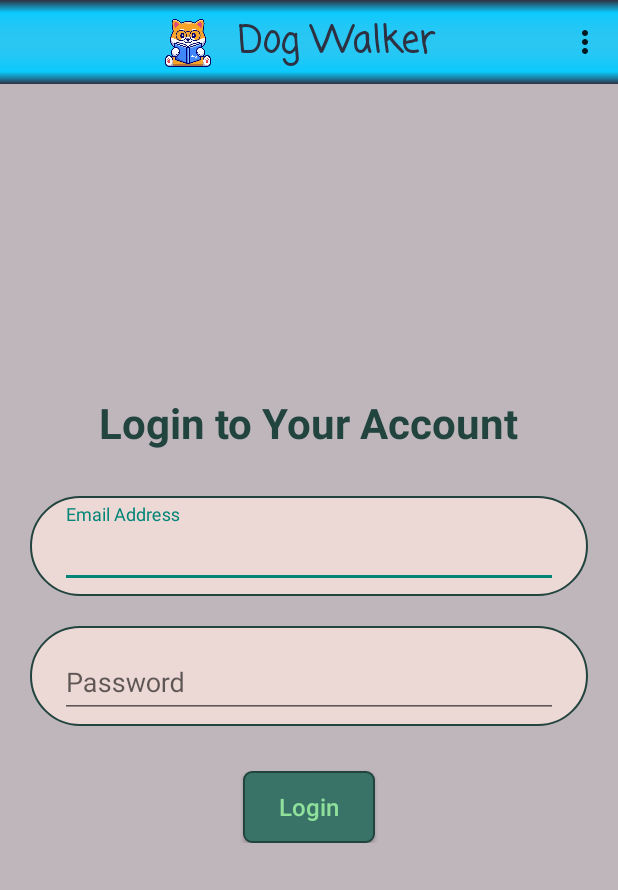
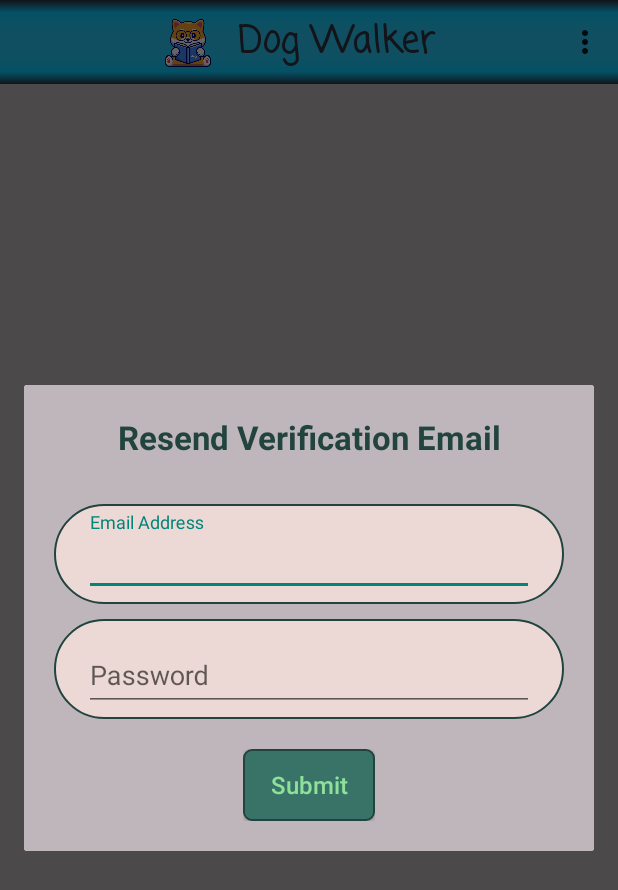
Before and after one commit to alia-io/DogWalker, an Android app: the screen it shows after launch (SignUpLoginActivity), in the options menu, after a tap on "Resend Verification Email", on a phone screen of 412 x 824 dp. Shown: the top 890 px of the screen. Run offline under Robolectric (Android 15) with nearby library versions, the phone set to English and light mode, and no system bars; our stand-ins replace Firebase (no records; nobody signed in at launch, a user with empty details on screens opened directly).

Commit message:
user auth pretty much completed

```diff
--- a/app/build.gradle
+++ b/app/build.gradle
@@ -44,6 +44,7 @@ dependencies {
     implementation 'androidx.recyclerview:recyclerview:1.2.1'
     implementation 'androidx.cardview:cardview:1.0.0'
     implementation 'com.squareup.picasso:picasso:2.71828'
+    implementation 'androidx.legacy:legacy-support-v4:1.0.0'
     compileOnly 'org.projectlombok:lombok:1.18.20'
     annotationProcessor 'org.projectlombok:lombok:1.18.20'
     testImplementation 'junit:junit:4.13.2'
--- /dev/null
+++ b/app/src/main/java/com/example/dogwalker/AuthActionDialogListener.java
@@ -0,0 +1,6 @@
+package com.example.dogwalker;
+
+public interface AuthActionDialogListener {
+    void onVerifyEmailAttempt(AuthActionFragment fragment, String email, String password);
+    void onResetPasswordAttempt(AuthActionFragment fragment, String email);
+}
--- /dev/null
+++ b/app/src/main/java/com/example/dogwalker/AuthActionFragment.java
@@ -0,0 +1,77 @@
+package com.example.dogwalker;
+
+import android.app.ActionBar;
+import android.app.Dialog;
+import android.content.Context;
+import android.os.Bundle;
+import android.view.LayoutInflater;
+import android.view.View;
+import android.view.WindowManager;
+import android.widget.Button;
+import android.widget.EditText;
+
+import androidx.appcompat.app.AlertDialog;
+import androidx.fragment.app.DialogFragment;
+
+import java.util.Objects;
+
+public class AuthActionFragment extends DialogFragment {
+
+    AuthActionDialogListener listener;
+
+    public static AuthActionFragment newInstance(int layout, String action, String email) {
+        AuthActionFragment fragment = new AuthActionFragment();
+        Bundle args = new Bundle();
+        args.putInt("layout", layout);
+        args.putString("action", action);
+        args.putString("email", email);
+        fragment.setArguments(args);
+        return fragment;
+    }
+
+    @Override
+    public void onResume() {
+        super.onResume();
+        WindowManager.LayoutParams params = Objects.requireNonNull(getDialog()).getWindow().getAttributes();
+        params.width = ActionBar.LayoutParams.MATCH_PARENT;
+        getDialog().getWindow().setAttributes(params);
+    }
+
+    @Override
+    public void onAttach(Context context) {
+        super.onAttach(context);
+        try {
+            listener = (AuthActionDialogListener) context;
+        } catch (ClassCastException e) {
+            throw new ClassCastException(context.toString() + " must implement AuthActionDialogListener interface.");
+        }
+    }
+
+    @Override
+    public Dialog onCreateDialog(Bundle savedInstanceState) {
+
+        Bundle args = getArguments();
+        int layout = args.getInt("layout");
+        String action = args.getString("action");
+        String email = args.getString("email");
+
+        AlertDialog.Builder builder = new AlertDialog.Builder(getActivity());
+        LayoutInflater inflater = getActivity().getLayoutInflater();
+        View view = inflater.inflate(layout, null);
+
+        final EditText emailAddress = view.findViewById(R.id.email_address);
+        final Button sendEmail = view.findViewById(R.id.send_email);
+        if (!email.equals("")) emailAddress.setText(email);
+
+        if (action.equals("verify_email")) {
+            final EditText password = view.findViewById(R.id.password);
+            sendEmail.setOnClickListener(v ->
+                    listener.onVerifyEmailAttempt(this, emailAddress.getText().toString(), password.getText().toString()));
+        } else if (action.equals("reset_password")) {
+            sendEmail.setOnClickListener(v ->
+                    listener.onResetPasswordAttempt(this, emailAddress.getText().toString()));
+        }
+
+        return builder.setView(view).create();
+    }
+}
--- a/app/src/main/java/com/example/dogwalker/LoginActionActivity.java
+++ /dev/null
@@ -1,5 +0,0 @@
-package com.example.dogwalker;
-
-public class LoginActionActivity {
-
-}
--- a/app/src/main/java/com/example/dogwalker/SignUpLoginActivity.java
+++ b/app/src/main/java/com/example/dogwalker/SignUpLoginActivity.java
@@ -2,6 +2,7 @@ package com.example.dogwalker;
 
 import androidx.appcompat.app.AppCompatActivity;
 
+import android.content.Intent;
 import android.os.Bundle;
 import android.view.Menu;
 import android.view.MenuInflater;
@@ -19,14 +20,14 @@ import com.google.firebase.auth.FirebaseUser;
 import com.google.firebase.database.DatabaseReference;
 import com.google.firebase.database.FirebaseDatabase;
 
-public class SignUpLoginActivity extends AppCompatActivity {
+public class SignUpLoginActivity extends AppCompatActivity implements AuthActionDialogListener {
 
     private FirebaseAuth mAuth;
     private FirebaseUser currentUser;
     private TextView instructionText;
     private LinearLayout bottomLayout;
     private TextInputLayout profileNameLayout, phoneNumberLayout;
-    private EditText profileName, phoneNumber, emailAddress, password;
+    private EditText profileName, phoneNumber, emailAddress, passwordInput;
     private Button signUpLoginButton;
     private Menu actionBarMenu;
     private boolean loginMode;
@@ -49,7 +50,7 @@ public class SignUpLoginActivity extends AppCompatActivity {
         profileName = findViewById(R.id.profile_name);
         phoneNumber = findViewById(R.id.phone_number);
         emailAddress = findViewById(R.id.email_address);
-        password = findViewById(R.id.password);
+        passwordInput = findViewById(R.id.password);
         signUpLoginButton = findViewById(R.id.sign_up_login_button);
     }
 
@@ -69,7 +70,7 @@ public class SignUpLoginActivity extends AppCompatActivity {
         profileName.setText("");
         phoneNumber.setText("");
         emailAddress.setText("");
-        password.setText("");
+        passwordInput.setText("");
         profileNameLayout.setVisibility(View.VISIBLE);
         phoneNumberLayout.setVisibility(View.VISIBLE);
         bottomLayout.setVisibility(View.VISIBLE);
@@ -97,12 +98,12 @@ public class SignUpLoginActivity extends AppCompatActivity {
 
     private void signUp() {
         if (profileName.getText().length() <= 0 || phoneNumber.getText().length() <= 0
-                || emailAddress.getText().length() <= 0 || password.getText().length() <= 0) {
+                || emailAddress.getText().length() <= 0 || passwordInput.getText().length() <= 0) {
             Toast.makeText(this, "Please fill out all fields to create an account.", Toast.LENGTH_SHORT).show();
             return;
         }
 
-        mAuth.createUserWithEmailAndPassword(emailAddress.getText().toString(), password.getText().toString())
+        mAuth.createUserWithEmailAndPassword(emailAddress.getText().toString(), passwordInput.getText().toString())
                 .addOnSuccessListener(authResult -> {
                     currentUser = authResult.getUser();
                     assert currentUser != null;
@@ -133,7 +134,7 @@ public class SignUpLoginActivity extends AppCompatActivity {
     private void login() {
 
         String email = emailAddress.getText().toString();
-        String pass = password.getText().toString();
+        String pass = passwordInput.getText().toString();
 
         if (email.equals("") || pass.equals("")) {
             Toast.makeText(this, "Your email or password is incorrect.", Toast.LENGTH_SHORT).show();
@@ -145,7 +146,9 @@ public class SignUpLoginActivity extends AppCompatActivity {
                     currentUser = authResult.getUser();
                     assert currentUser != null;
                     if (currentUser.isEmailVerified()) {
-                        // TODO: take to profile edit activity with special extra signaling that this is their first login
+                        Intent intent = new Intent(SignUpLoginActivity.this, SplashActivity.class);
+                        intent.putExtra("from_login", true);
+                        startActivity(intent);
                         finish();
                     } else {
                         Toast.makeText(SignUpLoginActivity.this, "Please verify your email address to login.", Toast.LENGTH_SHORT).show();
@@ -164,10 +167,12 @@ public class SignUpLoginActivity extends AppCompatActivity {
 
         switch (item.getItemId()) {
             case resendVerificationActionId:
-                resendVerification();
+                AuthActionFragment.newInstance(R.layout.fragment_verify_email, "verify_email", emailAddress.getText().toString())
+                        .show(getSupportFragmentManager(), "verify_email");
                 return true;
             case resetPasswordActionId:
-                resetPassword();
+                AuthActionFragment.newInstance(R.layout.fragment_reset_password, "reset_password", emailAddress.getText().toString())
+                        .show(getSupportFragmentManager(), "reset_password");
                 return true;
             case newAccountActionId:
                 setUIToSignUp();
@@ -177,47 +182,48 @@ public class SignUpLoginActivity extends AppCompatActivity {
         }
     }
 
-    private void resendVerification() {
+    @Override
+    public void onVerifyEmailAttempt(AuthActionFragment fragment, String email, String password) {
 
-        /*if (currentUser == null) {
-            // TODO: have them enter email & password in Popup
-            Toast.makeText(this, "Current user is null", Toast.LENGTH_SHORT).show();
+
+        if (email.equals("") || password.equals("")) {
+            Toast.makeText(this, "Please enter your email address and password.", Toast.LENGTH_SHORT).show();
             return;
         }
 
+        if (currentUser != null && currentUser.getEmail().equals(email)) {
             currentUser.sendEmailVerification()
-                .addOnSuccessListener(aVoid ->
-                        Toast.makeText(SignUpLoginActivity.this, "Verification email sent! Please verify your email address to login.", Toast.LENGTH_SHORT).show())
+                    .addOnSuccessListener(aVoid -> {
+                        Toast.makeText(SignUpLoginActivity.this, "Verification email sent!", Toast.LENGTH_SHORT).show();
+                        fragment.dismiss();
+                    })
                     .addOnFailureListener(e ->
                             Toast.makeText(SignUpLoginActivity.this, "Error: " + e.getMessage(), Toast.LENGTH_SHORT).show());
-         */
+        } else {
+            mAuth.signInWithEmailAndPassword(email, password)
+                    .addOnSuccessListener(authResult -> {
+                        Toast.makeText(SignUpLoginActivity.this, "Verification email sent!", Toast.LENGTH_SHORT).show();
+                        fragment.dismiss();
+                    })
+                    .addOnFailureListener(e ->
+                            Toast.makeText(SignUpLoginActivity.this, "Your email or password is incorrect.", Toast.LENGTH_SHORT).show());
+        }
     }
 
-    private void resetPassword() {
+    @Override
+    public void onResetPasswordAttempt(AuthActionFragment fragment, String email) {
 
-        /*String email = emailAddress.getText().toString();
+        if (email.equals("")) {
+            Toast.makeText(this, "Please enter your email address.", Toast.LENGTH_SHORT).show();
+            return;
+        }
 
-        if (currentUser == null) {
-            if (email.equals("")) {
-                // TODO: have them enter email & password in Popup
-            } else {
         mAuth.sendPasswordResetEmail(email)
-                        .addOnSuccessListener(new OnSuccessListener<Void>() {
-                            @Override
-                            public void onSuccess(Void aVoid) {
+                .addOnSuccessListener(aVoid -> {
                     Toast.makeText(SignUpLoginActivity.this, "Password reset email sent!", Toast.LENGTH_SHORT).show();
-                            }
+                    fragment.dismiss();
                 })
-                        .addOnFailureListener(new OnFailureListener() {
-                            @Override
-                            public void onFailure(@NonNull Exception e) {
-                                Toast.makeText(SignUpLoginActivity.this, "Error: " + e.getMessage(), Toast.LENGTH_SHORT).show();
-                            }
-                        });
-            }
-        } else {
-
-        }
-         */
+                .addOnFailureListener(e ->
+                        Toast.makeText(SignUpLoginActivity.this, "Error: " + e.getMessage(), Toast.LENGTH_SHORT).show());
     }
 }
--- a/app/src/main/java/com/example/dogwalker/SplashActivity.java
+++ b/app/src/main/java/com/example/dogwalker/SplashActivity.java
@@ -5,6 +5,7 @@ import androidx.appcompat.app.AppCompatActivity;
 import android.content.Intent;
 import android.os.Bundle;
 import android.os.CountDownTimer;
+import android.widget.TextView;
 
 import com.google.firebase.auth.FirebaseAuth;
 import com.google.firebase.auth.FirebaseUser;
@@ -22,6 +23,10 @@ public class SplashActivity extends AppCompatActivity {
         // Initialize Firebase Auth
         mAuth = FirebaseAuth.getInstance();
         currentUser = mAuth.getCurrentUser();
+
+        int[] welcomeMessages = { R.string.welcome_1, R.string.welcome_2, R.string.welcome_3, R.string.welcome_4, R.string.welcome_5,
+                R.string.welcome_6, R.string.welcome_7, R.string.welcome_8, R.string.welcome_9, R.string.welcome_10 };
+        ((TextView) findViewById(R.id.welcome_text)).setText(welcomeMessages[(int) (Math.random() * 10)]);
     }
 
     @Override
--- a/app/src/main/res/layout/activity_splash.xml
+++ b/app/src/main/res/layout/activity_splash.xml
@@ -28,7 +28,7 @@
         app:layout_constraintTop_toTopOf="parent"
         app:layout_constraintBottom_toBottomOf="parent" />
     <TextView
-        android:text="@string/welcome"
+        android:id="@+id/welcome_text"
         android:textSize="32sp"
         android:textStyle="italic"
         android:fontFamily="casual"
--- /dev/null
+++ b/app/src/main/res/layout/fragment_verify_email.xml
@@ -0,0 +1,61 @@
+<?xml version="1.0" encoding="utf-8"?>
+<androidx.constraintlayout.widget.ConstraintLayout
+    xmlns:android="http://schemas.android.com/apk/res/android"
+    xmlns:app="http://schemas.android.com/apk/res-auto"
+    xmlns:tools="http://schemas.android.com/tools"
+    android:background="@color/lilac_gray"
+    android:layout_width="match_parent"
+    android:layout_height="match_parent"
+    tools:context=".AuthActionFragment">
+    <TextView
+        android:id="@+id/instruction"
+        android:text="@string/verify_email_text"
+        android:textColor="@color/dark_green"
+        android:textStyle="bold"
+        android:textSize="22sp"
+        android:padding="20dp"
+        android:gravity="center"
+        android:layout_width="wrap_content"
+        android:layout_height="wrap_content"
+        app:layout_constraintRight_toRightOf="parent"
+        app:layout_constraintLeft_toLeftOf="parent"
+        app:layout_constraintTop_toTopOf="parent" />
+    <com.google.android.material.textfield.TextInputLayout
+        android:id="@+id/email_address_layout"
+        android:hint="@string/email_hint"
+        style="@style/DogWalker.TextInputLayout"
+        app:layout_constraintLeft_toLeftOf="parent"
+        app:layout_constraintRight_toRightOf="parent"
+        app:layout_constraintTop_toBottomOf="@id/instruction">
+        <com.google.android.material.textfield.TextInputEditText
+            android:id="@+id/email_address"
+            android:layout_width="match_parent"
+            android:layout_height="wrap_content" />
+    </com.google.android.material.textfield.TextInputLayout>
+    <com.google.android.material.textfield.TextInputLayout
+        android:id="@+id/password_layout"
+        android:hint="@string/password_hint"
+        style="@style/DogWalker.TextInputLayout"
+        app:layout_constraintLeft_toLeftOf="parent"
+        app:layout_constraintRight_toRightOf="parent"
+        app:layout_constraintTop_toBottomOf="@id/email_address_layout">
+        <com.google.android.material.textfield.TextInputEditText
+            android:id="@+id/password"
+            android:inputType="textPassword"
+            android:layout_width="match_parent"
+            android:layout_height="wrap_content" />
+    </com.google.android.material.textfield.TextInputLayout>
+    <FrameLayout
+        android:padding="20dp"
+        android:layout_width="wrap_content"
+        android:layout_height="wrap_content"
+        app:layout_constraintRight_toRightOf="parent"
+        app:layout_constraintLeft_toLeftOf="parent"
+        app:layout_constraintTop_toBottomOf="@id/password_layout">
+        <Button
+            android:id="@+id/send_email"
+            android:text="@string/send_email_button"
+            style="@style/DogWalker.Button"
+            tools:ignore="UsingOnClickInXml" />
+    </FrameLayout>
+</androidx.constraintlayout.widget.ConstraintLayout>
--- a/app/src/main/res/menu/menu_toolbar_login.xml
+++ b/app/src/main/res/menu/menu_toolbar_login.xml
@@ -3,11 +3,14 @@
     xmlns:app="http://schemas.android.com/apk/res-auto">
     <item android:id="@+id/action_verification"
         android:title="@string/email_verification"
+        android:visible="false"
         app:showAsAction="never" />
     <item android:id="@+id/action_password"
         android:title="@string/reset_password"
+        android:visible="false"
         app:showAsAction="never" />
     <item android:id="@+id/action_new_account"
         android:title="@string/new_account"
+        android:visible="false"
         app:showAsAction="never" />
 </menu>
--- a/app/src/main/res/values/strings.xml
+++ b/app/src/main/res/values/strings.xml
@@ -1,15 +1,29 @@
 <resources>
+    <!--TextView Text-->
     <string name="app_name">Dog Walker</string>
-    <string name="welcome">Welcome to Dog Walker!</string>
-
-    <!--TextView Text-->
+    <string name="welcome_1">Putting on a raincoat…</string>
+    <string name="welcome_2">Barking at squirrels…</string>
+    <string name="welcome_3">Sniffing a tree…</string>
+    <string name="welcome_4">Getting a belly rub…</string>
+    <string name="welcome_5">Drinking from the hose…</string>
+    <string name="welcome_6">Looking for the leash…</string>
+    <string name="welcome_7">Burying a bone…</string>
+    <string name="welcome_8">Chasing seagulls…</string>
+    <string name="welcome_9">Learning a trick…</string>
+    <string name="welcome_10">Playing fetch…</string>
     <string name="registration">Register a New Account</string>
     <string name="login">Login to Your Account</string>
     <string name="go_to_login">Already have an account?</string>
+    <string name="verify_email_text">Resend Verification Email</string>
+    <string name="reset_password_text">Send Password Reset Email</string>
 
     <!--Button Text-->
     <string name="sign_up_button">Sign Up</string>
     <string name="login_button">Login</string>
+    <string name="send_email_button">Submit</string>
+
+    <string name="verify_email_button">Send Verification Email</string>
+    <string name="reset_password_button">Send Password Reset Email</string>
 
     <!--EditText Hint Text-->
     <string name="email_hint">Email Address</string>
```
Also changed, not shown: app/src/main/AndroidManifest.xml (+3 -4 lines), app/src/main/res/layout/fragment_reset_password.xml (added, +48 -0 lines). Lines whose indentation alone changed are shown as unchanged.
